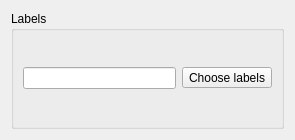
Old version of the form src/QLabelling/qt/QArrangementLabellingWidget.ui in the repository oliviertournaire/QLabelling.
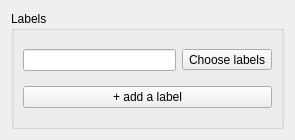
New version of the form. Icons and pictures are not drawn.

Commit message: a lot of bugs fixed; you can add label to the labelling dockWidget with a simple click; many issues of the CopyFace mode fixed; multi-tab mostly handled; the application warns you when you close QLabelling, and proposes you to save your work

```diff
--- a/src/QLabelling/qt/QArrangementLabellingWidget.ui
+++ b/src/QLabelling/qt/QArrangementLabellingWidget.ui
@@ -45,6 +45,13 @@
       <item>
        <layout class="QGridLayout" name="_gridLayoutLabels"/>
       </item>
+      <item>
+       <widget class="QPushButton" name="addLabel">
+        <property name="text">
+         <string>+ add a label</string>
+        </property>
+       </widget>
+      </item>
      </layout>
     </widget>
    </item>
```
Left out of the diff: 4 changed lines with no effect on the pictures. The commit also changes 8 other files.
